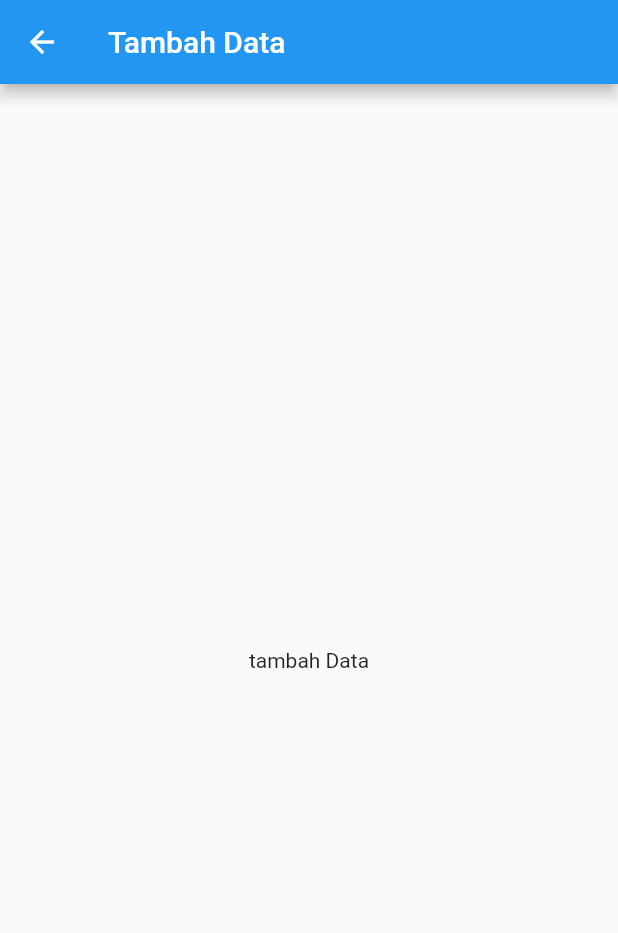
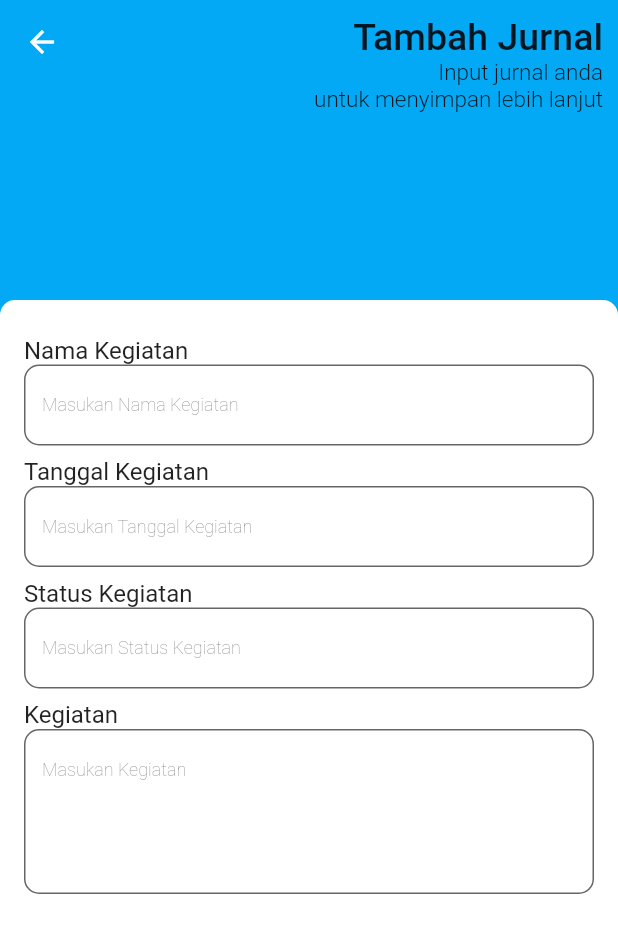
Before and after one commit to arifmalabar/jurnalist_app, a Flutter app: the TambahJurnal screen opened directly, on a phone screen of 412 x 824 dp. Shown: the top 933 px of the screen. Run offline on Flutter 3.47's test engine with Material 2 defaults, Android fonts, the light colour scheme and no system bars.

Commit message:
progress tambah jurnal

```diff
--- a/lib/component/form_component.dart
+++ b/lib/component/form_component.dart
@@ -15,15 +15,7 @@ class FormComponent {
         subtitle: Container(
           child: TextField(
             style: FontStyleApp.contentStyle(),
-            decoration: InputDecoration(
-              hintText: "Masukan $fieldName",
-              filled: true,
-              fillColor: ThemeApp.white,
-              border: OutlineInputBorder(
-                borderRadius: BorderRadius.circular(10),
-                borderSide: BorderSide(color: ThemeApp.defaultcolor),
-              ),
-            ),
+            decoration: _getInputDecoration(fieldName),
             onChanged: (value) {
               data[mapKey] = value;
             },
@@ -32,4 +24,37 @@ class FormComponent {
       ),
     );
   }
+
+  Widget areaTextField(String mapKey, String fieldName, int lines) {
+    return Container(
+      child: ListTile(
+        title: Text(
+          fieldName,
+          style: TextStyle(fontWeight: FontWeight.w400),
+        ),
+        subtitle: Container(
+          child: TextField(
+            style: FontStyleApp.contentStyle(),
+            decoration: _getInputDecoration(fieldName),
+            onChanged: (value) {
+              data[mapKey] = value;
+            },
+            maxLines: lines,
+          ),
+        ),
+      ),
+    );
+  }
+
+  InputDecoration _getInputDecoration(String hint) {
+    return InputDecoration(
+      hintText: "Masukan $hint",
+      filled: true,
+      fillColor: ThemeApp.white,
+      border: OutlineInputBorder(
+        borderRadius: BorderRadius.circular(10),
+        borderSide: BorderSide(color: ThemeApp.defaultcolor),
+      ),
+    );
+  }
 }
--- /dev/null
+++ b/lib/component/tambah_jurnal/app_bar.dart
@@ -0,0 +1,31 @@
+import 'package:flutter/material.dart';
+import 'package:jurnalist_app/style/font_style.dart';
+import 'package:jurnalist_app/style/theme.dart';
+
+class TambahJurlnalAppBar {
+  static AppBar getAppBar(String title, String subtitle) {
+    return AppBar(
+      elevation: 0,
+      backgroundColor: ThemeApp.maintheme,
+      flexibleSpace: SafeArea(
+        child: Padding(
+          padding: EdgeInsets.all(10),
+          child: Column(
+            crossAxisAlignment: CrossAxisAlignment.end,
+            children: [
+              Text(
+                title,
+                style: FontStyleApp.titleStyle(),
+              ),
+              Text(
+                subtitle,
+                style: FontStyleApp.subTitleStyle(),
+                textAlign: TextAlign.end,
+              ),
+            ],
+          ),
+        ),
+      ),
+    );
+  }
+}
--- a/lib/screen/tambah_jurnal/tambah_jurnal.dart
+++ b/lib/screen/tambah_jurnal/tambah_jurnal.dart
@@ -1,5 +1,8 @@
 import 'package:flutter/material.dart';
+import 'package:jurnalist_app/component/form_component.dart';
 import 'package:jurnalist_app/component/main_appbar.dart';
+import 'package:jurnalist_app/component/tambah_jurnal/app_bar.dart';
+import 'package:jurnalist_app/style/theme.dart';
 
 class TambahJurnal extends StatefulWidget {
   @override
@@ -10,17 +13,61 @@ class TambahJurnal extends StatefulWidget {
 
 class TambahJurnalState extends State<TambahJurnal> {
   late MainAppBar appbar;
+  late FormComponent formComponent;
+  Map<String, String> data = {
+    "nama_kegiatan": "",
+    "tanggal_kegiatan": "",
+    "status": "",
+    "kegiatan": ""
+  };
   TambahJurnalState() {
     this.appbar = new MainAppBar();
+    this.formComponent = new FormComponent(data);
   }
   @override
   Widget build(BuildContext context) {
     return Scaffold(
-      appBar: AppBar(
-        title: Text("Tambah Data"),
+      appBar: PreferredSize(
+        preferredSize: Size.fromHeight(100),
+        child: Container(
+          child: TambahJurlnalAppBar.getAppBar("Tambah Jurnal",
+              "Input jurnal anda \n untuk menyimpan lebih lanjut"),
+        ),
       ),
-      body: Center(
-        child: Text("tambah Data"),
+      body: Stack(
+        children: [
+          formBody(),
+        ],
+      ),
+      backgroundColor: ThemeApp.maintheme,
+    );
+  }
+
+  Widget formBody() {
+    return Positioned(
+      top: 100,
+      child: Container(
+        decoration: BoxDecoration(
+          color: ThemeApp.white,
+          borderRadius: BorderRadius.only(
+            topLeft: Radius.circular(10),
+            topRight: Radius.circular(10),
+          ),
+        ),
+        height: MediaQuery.of(context).size.height,
+        width: MediaQuery.of(context).size.width,
+        child: ListView(
+          shrinkWrap: true,
+          children: [
+            SizedBox(height: 20),
+            this.formComponent.formField("nama_kegiatan", "Nama Kegiatan"),
+            this
+                .formComponent
+                .formField("tanggal_kegiatan", "Tanggal Kegiatan"),
+            this.formComponent.formField("status", "Status Kegiatan"),
+            this.formComponent.areaTextField("kegiatan", "Kegiatan", 5)
+          ],
+        ),
       ),
     );
   }
--- a/lib/style/font_style.dart
+++ b/lib/style/font_style.dart
@@ -28,6 +28,6 @@ class FontStyleApp {
   }
 
   static TextStyle? _getStyle(double size, FontWeight weight) {
-    return TextStyle(fontWeight: weight, fontSize: size, color: Colors.black);
+    return TextStyle(fontWeight: weight, fontSize: size);
   }
 }
```
